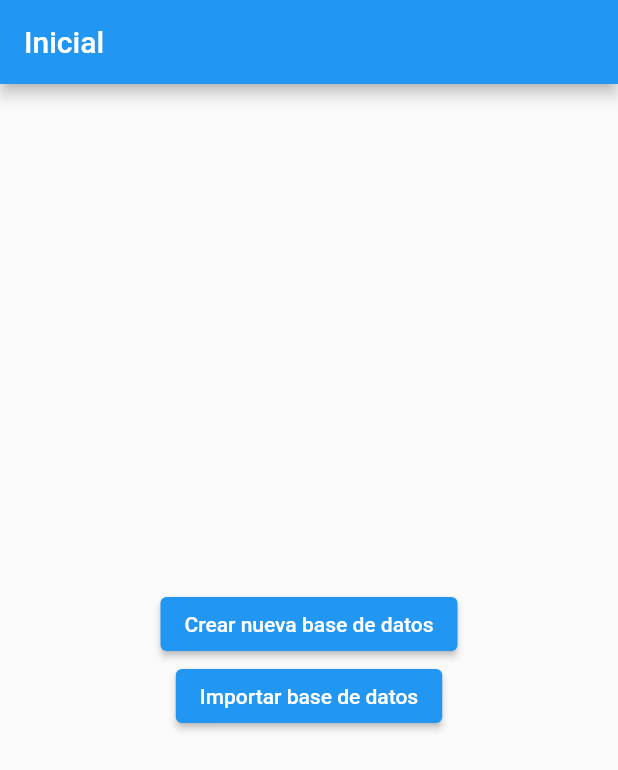
After one commit to impulsado/personalDB, a Flutter app: the screen it shows after launch, after a tap on "Crear nueva base de datos", on a phone screen of 412 x 824 dp. The commit adds this screen. Shown: the top 770 px of the screen. Run offline on Flutter 3.47's test engine with Material 2 defaults, Android fonts, the phone set to English and light mode, and no system bars; our stand-ins replace file_picker, flutter_rating_bar, flutter_secure_storage, google_fonts, numberpicker, sqflite and 1 more; accounts and stored records are empty.

Commit message:
(NEW) Implement Import/Export Database File #1

```diff
--- a/lib/database/database_helper.dart
+++ b/lib/database/database_helper.dart
@@ -1,14 +1,43 @@
-import 'package:sqflite/sqflite.dart' as sql;
+import 'package:flutter_secure_storage/flutter_secure_storage.dart';
+import 'package:sqflite_sqlcipher/sqflite.dart' as sql;
 
 class DatabaseHelper {
+  static final storage = new FlutterSecureStorage();
+  static sql.Database? _database;
+  static String? dbPath; // dbPath no debe tener valor por defecto
+
   static Future<sql.Database> db() async {
-    return sql.openDatabase(
-      "personal.db",
+    if (_database != null) return _database!;
+
+    // Recuperar la ruta de la base de datos y la contraseña de storage
+    dbPath = await storage.read(key: 'db_path');
+    String? password = await storage.read(key: 'db_password');
+
+    if (dbPath == null || password == null) {
+      throw Exception('No se encontró la base de datos o la contraseña');
+    }
+
+    _database = await sql.openDatabase(
+      dbPath!, // Usamos la ruta del archivo para abrir la base de datos
       version: 1,
+      password: password,
       onCreate: (sql.Database database, int version) async {
         await createTables(database);
       },
     );
+    return _database!;
+  }
+
+  static Future<bool> validatePassword(String password) async {
+    try {
+      await sql.openReadOnlyDatabase(
+        dbPath!, // Usamos la ruta del archivo para abrir la base de datos
+        password: password,
+      );
+      return true;
+    } on sql.DatabaseException {
+      return false;
+    }
   }
 
   static Future<void> createTables(sql.Database database) async {
--- a/lib/database/database_helper_cooking.dart
+++ b/lib/database/database_helper_cooking.dart
@@ -1,5 +1,5 @@
 import 'package:flutter/foundation.dart';
-import 'package:sqflite/sqflite.dart' as sql;
+import 'package:sqflite_sqlcipher/sqflite.dart' as sql;
 import 'package:personaldb/database/database_helper.dart';
 import 'package:personaldb/database/database_helper_common.dart';
 
--- /dev/null
+++ b/lib/initial_screen.dart
@@ -0,0 +1,201 @@
+import 'package:flutter/material.dart';
+import 'package:file_picker/file_picker.dart';
+import 'package:flutter_secure_storage/flutter_secure_storage.dart';
+import 'dart:io';
+import 'package:personaldb/database/database_helper.dart';
+
+class InitialScreen extends StatefulWidget {
+  @override
+  _InitialScreenState createState() => _InitialScreenState();
+}
+
+class _InitialScreenState extends State<InitialScreen> {
+  final storage = new FlutterSecureStorage();
+  bool dbExists = false;
+
+  @override
+  void initState() {
+    super.initState();
+    _checkIfDatabaseExists();
+  }
+
+  void _checkIfDatabaseExists() async {
+    String? dbPath = await storage.read(key: 'db_path');
+    if (dbPath != null) {
+      final dbFile = File(dbPath);
+      if (await dbFile.exists()) {
+        DatabaseHelper.dbPath = dbPath;
+        setState(() {
+          dbExists = true;
+        });
+      } else {
+        await storage.delete(key: 'db_path');
+        await storage.delete(key: 'db_password');
+        await storage.delete(key: 'db_accessed');
+      }
+    }
+  }
+
+  @override
+  Widget build(BuildContext context) {
+    return FutureBuilder(
+      future: storage.read(key: 'db_accessed'),
+      builder: (BuildContext context, AsyncSnapshot<String?> snapshot) {
+        if (snapshot.hasData && snapshot.data == 'true') {
+          WidgetsBinding.instance.addPostFrameCallback((_) async {
+            final password = await _askPassword(context);
+            if (password == null || password.isEmpty) {
+              await storage.delete(key: 'db_accessed');
+              setState(() {});
+            } else {
+              bool passwordCorrect = await DatabaseHelper.validatePassword(password);
+              if (passwordCorrect) {
+                await DatabaseHelper.db();
+                Navigator.pushReplacementNamed(context, '/home');
+              } else {
+                _showErrorMessage(context, 'Contraseña incorrecta');
+                await storage.delete(key: 'db_accessed');
+                setState(() {});
+              }
+            }
+          });
+          return Scaffold();
+        } else {
+          return Scaffold(
+            appBar: AppBar(title: Text('Inicial')),
+            body: Center(
+              child: Column(
+                mainAxisAlignment: MainAxisAlignment.center,
+                children: [
+                  ElevatedButton(
+                    onPressed: () => _createOrLogin(context),
+                    child: dbExists ? Text('Iniciar sesión') : Text('Crear nueva base de datos'),
+                  ),
+                  ElevatedButton(
+                    onPressed: () => _importDatabase(context),
+                    child: Text('Importar base de datos'),
+                  ),
+                ],
+              ),
+            ),
+          );
+        }
+      },
+    );
+  }
+
+  void _createOrLogin(BuildContext context) async {
+    if (!dbExists) {
+      final newPath = await _askCreateDatabase(context);
+      if (newPath == null) {
+        return;
+      }
+      DatabaseHelper.dbPath = newPath;
+    }
+    final password = await _askPassword(context);
+    if (password == null || password.isEmpty) {
+      _showErrorMessage(context, 'Acción cancelada o contraseña vacía');
+      return;
+    }
+    bool passwordCorrect = await DatabaseHelper.validatePassword(password);
+    if (passwordCorrect) {
+      await storage.write(key: 'db_path', value: DatabaseHelper.dbPath);
+      await storage.write(key: 'db_password', value: password);
+      await storage.write(key: 'db_accessed', value: 'true');
+      await DatabaseHelper.db();
+      Navigator.pushReplacementNamed(context, '/home');
+      setState(() {
+        dbExists = true;
+      });
+    } else {
+      _showErrorMessage(context, 'Contraseña incorrecta');
+    }
+  }
+
+  void _importDatabase(BuildContext context) async {
+    final newPath = await _askImportDatabase(context);
+    if (newPath == null) {
+      return;
+    }
+    DatabaseHelper.dbPath = newPath;
+    final password = await _askPassword(context);
+    if (password == null || password.isEmpty) {
+      _showErrorMessage(context, 'Acción cancelada o contraseña vacía');
+      return;
+    }
+    bool passwordCorrect = await DatabaseHelper.validatePassword(password);
+    if (passwordCorrect) {
+      await storage.write(key: 'db_path', value: DatabaseHelper.dbPath);
+      await storage.write(key: 'db_password', value: password);
+      await storage.write(key: 'db_accessed', value: 'true');
+      await DatabaseHelper.db();
+      Navigator.pushReplacementNamed(context, '/home');
+      setState(() {
+        dbExists = true;
+      });
+    } else {
+      _showErrorMessage(context, 'Contraseña incorrecta');
+    }
+  }
+
+  Future<String?> _askPassword(BuildContext context) async {
+    String? password;
+    final result = await showDialog<String>(
+      context: context,
+      builder: (BuildContext context) {
+        return AlertDialog(
+          title: Text('Ingresa tu contraseña'),
+          content: StatefulBuilder(
+              builder: (BuildContext context, StateSetter setState) {
+                return TextField(
+                  obscureText: true,
+                  onChanged: (value) => setState(() => password = value),
+                  decoration: InputDecoration(
+                    border: OutlineInputBorder(),
+                    labelText: 'Contraseña',
+                  ),
+                );
+              }
+          ),
+          actions: <Widget>[
+            TextButton(
+              child: Text('Cancelar'),
+              onPressed: () => Navigator.of(context).pop(null),
+            ),
+            TextButton(
+              child: Text('OK'),
+              onPressed: () => Navigator.of(context).pop(password),
+            ),
+          ],
+        );
+      },
+    );
+
+    return result;
+  }
+
+  Future<String?> _askCreateDatabase(BuildContext context) async {
+    final result = await FilePicker.platform.getDirectoryPath();
+    if (result != null) {
+      final newDbFile = await File('$result/default.db').create();
+      return newDbFile.path;
+    }
+    return null;
+  }
+
+  Future<String?> _askImportDatabase(BuildContext context) async {
+    FilePickerResult? result = await FilePicker.platform.pickFiles(
+        type: FileType.any);
+    if (result != null) {
+      return result.files.single.path;
+    }
+
+    return null;
+  }
+
+  void _showErrorMessage(BuildContext context, String message) {
+    ScaffoldMessenger.of(context).showSnackBar(
+      SnackBar(content: Text(message)),
+    );
+  }
+}
--- a/lib/main.dart
+++ b/lib/main.dart
@@ -1,24 +1,23 @@
 import 'package:flutter/material.dart';
-import 'package:flutter/services.dart';
 import 'package:personaldb/home/home.dart';
-import 'package:personaldb/constants/theme.dart';
+import 'package:personaldb/initial_screen.dart';
 
-void main() {
+void main() async {
+  WidgetsFlutterBinding.ensureInitialized();
   runApp(MyApp());
 }
 
 class MyApp extends StatelessWidget {
-  // This widget is the root of your application.
   @override
   Widget build(BuildContext context) {
-    SystemChrome.setSystemUIOverlayStyle(const SystemUiOverlayStyle(statusBarColor: Colors.transparent));
     return MaterialApp(
       debugShowCheckedModeBanner: false,
       title: "personalDB",
-      theme: Themes.light,
-      darkTheme: Themes.light,
-      themeMode: ThemeMode.light,
-      home: HomePage(),
+      theme: ThemeData(),
+      home: InitialScreen(),
+      routes: {
+        '/home': (context) => HomePage(),
+      },
     );
   }
 }
--- a/pubspec.yaml
+++ b/pubspec.yaml
@@ -38,6 +38,12 @@ dependencies:
   google_fonts: ^4.0.4
   numberpicker: ^2.1.2
   flutter_rating_bar: ^4.0.1
+  shared_preferences: ^2.2.0
+  sqflite_sqlcipher: ^2.1.1+1
+  file_picker: ^5.3.2
+  flutter_secure_storage: ^8.0.0
+  permission_handler: ^10.4.1
+  flutter_file_dialog: ^3.0.1
   get_storage:
   get:
 
```
Also changed, not shown: pubspec.lock, 1 other file.
